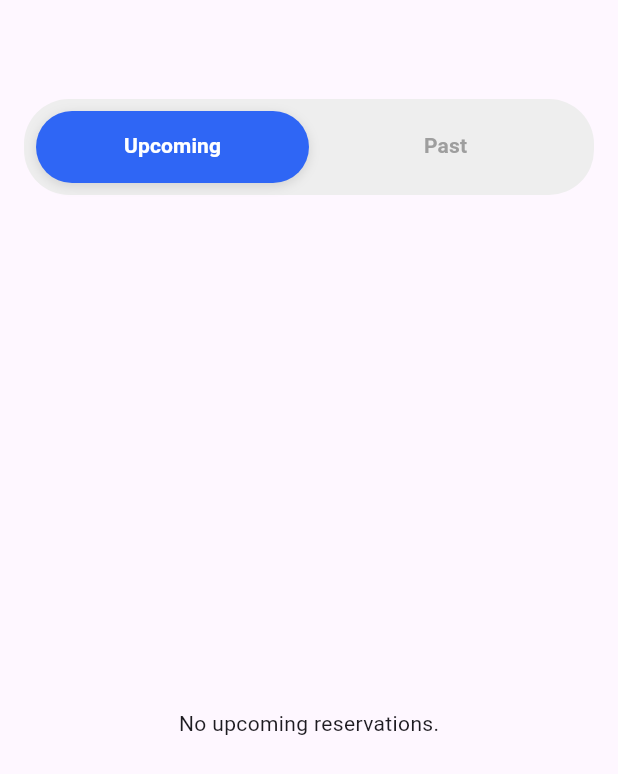
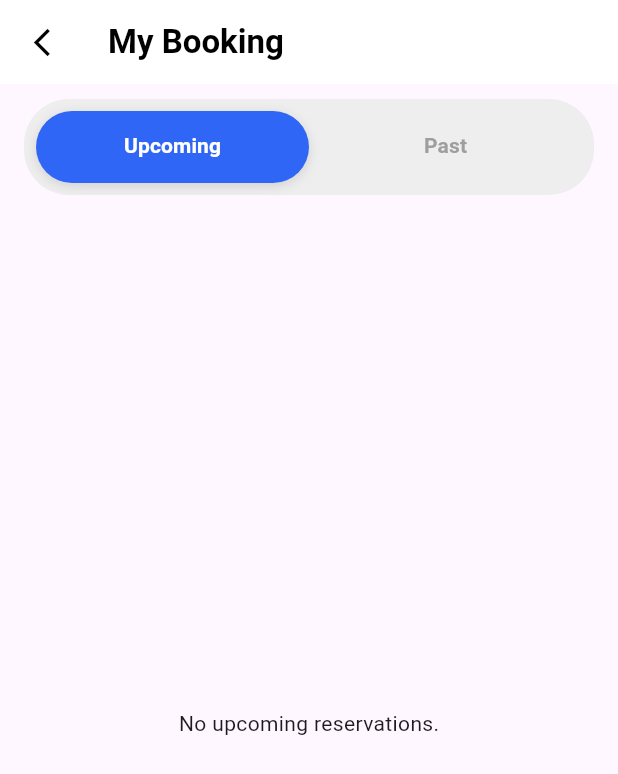
Before and after one commit to Hasheem1/smart_park_jo, a Flutter app: the MyBookingsScreen screen opened directly, on a phone screen of 412 x 824 dp. Shown: the top 774 px of the screen. Run offline on Flutter 3.47's test engine with Material 3 defaults, Android fonts, the light colour scheme and no system bars; our stand-ins replace cloud_firestore, firebase_auth, firebase_core, firebase_storage, flutter_markdown, geocoding and 4 more; accounts and stored records are empty; network calls fail.

Commit message:
يارب اخر مره

```diff
--- a/lib/l10n/app_localizations.dart
+++ b/lib/l10n/app_localizations.dart
@@ -287,7 +287,7 @@ abstract class AppLocalizations {
   /// No description provided for @failedToUpdateTryAgain.
   ///
   /// In en, this message translates to:
-  /// **'Failed to update, try again.'**
+  /// **'Failed to update. Try again.'**
   String get failedToUpdateTryAgain;
 
   /// No description provided for @chooseAvailableSpot.
@@ -329,7 +329,7 @@ abstract class AppLocalizations {
   /// No description provided for @noUserLoggedInError.
   ///
   /// In en, this message translates to:
-  /// **'No user logged in!'**
+  /// **'No user logged in'**
   String get noUserLoggedInError;
 
   /// No description provided for @confirmLogOut.
@@ -575,7 +575,7 @@ abstract class AppLocalizations {
   /// No description provided for @updatedSuccessfully.
   ///
   /// In en, this message translates to:
-  /// **'Updated successfully!'**
+  /// **'Updated successfully'**
   String get updatedSuccessfully;
 
   /// No description provided for @parkingUpdatedSuccessfully.
@@ -689,7 +689,7 @@ abstract class AppLocalizations {
   /// No description provided for @noUserSet.
   ///
   /// In en, this message translates to:
-  /// **'No user logged in'**
+  /// **'No user details found'**
   String get noUserSet;
 
   /// No description provided for @searchLocationName.
@@ -761,13 +761,13 @@ abstract class AppLocalizations {
   /// No description provided for @cardRemovedSuccessfully.
   ///
   /// In en, this message translates to:
-  /// **'Card removed successfully. You can add a new one now.'**
+  /// **'Card removed successfully'**
   String get cardRemovedSuccessfully;
 
   /// No description provided for @alreadyHaveCard.
   ///
   /// In en, this message translates to:
-  /// **'You already have a card! Remove it first to add a new one.'**
+  /// **'You already have a card linked'**
   String get alreadyHaveCard;
 
   /// No description provided for @updatePrivacySettings.
@@ -1099,6 +1099,114 @@ abstract class AppLocalizations {
   /// In en, this message translates to:
   /// **'Name must contain letters only'**
   String get nameInvalid;
+
+  /// No description provided for @cardHolderName.
+  ///
+  /// In en, this message translates to:
+  /// **'Cardholder Name'**
+  String get cardHolderName;
+
+  /// No description provided for @cardNumber.
+  ///
+  /// In en, this message translates to:
+  /// **'Card Number'**
+  String get cardNumber;
+
+  /// No description provided for @expiryDate.
+  ///
+  /// In en, this message translates to:
+  /// **'Expiry (MM/YY)'**
+  String get expiryDate;
+
+  /// No description provided for @cvv.
+  ///
+  /// In en, this message translates to:
+  /// **'CVV'**
+  String get cvv;
+
+  /// No description provided for @pleaseEnter.
+  ///
+  /// In en, this message translates to:
+  /// **'Please enter'**
+  String get pleaseEnter;
+
+  /// No description provided for @balanceLabel.
+  ///
+  /// In en, this message translates to:
+  /// **'Balance'**
+  String get balanceLabel;
+
+  /// No description provided for @paymentAddedSuccess.
+  ///
+  /// In en, this message translates to:
+  /// **'{type} added successfully'**
+  String paymentAddedSuccess(String type);
+
+  /// No description provided for @updateField.
+  ///
+  /// In en, this message translates to:
+  /// **'Update {field}'**
+  String updateField(Object field);
+
+  /// No description provided for @enterNewField.
+  ///
+  /// In en, this message translates to:
+  /// **'Enter new {field}'**
+  String enterNewField(Object field);
+
+  /// No description provided for @phoneValidationError.
+  ///
+  /// In en, this message translates to:
+  /// **'Phone number must be exactly 10 digits'**
+  String get phoneValidationError;
+
+  /// No description provided for @passwordValidationError.
+  ///
+  /// In en, this message translates to:
+  /// **'Password must be at least 6 characters'**
+  String get passwordValidationError;
+
+  /// No description provided for @pending.
+  ///
+  /// In en, this message translates to:
+  /// **'Pending'**
+  String get pending;
+
+  /// No description provided for @active.
+  ///
+  /// In en, this message translates to:
+  /// **'Active'**
+  String get active;
+
+  /// No description provided for @completed.
+  ///
+  /// In en, this message translates to:
+  /// **'Completed'**
+  String get completed;
+
+  /// No description provided for @createdAt.
+  ///
+  /// In en, this message translates to:
+  /// **'Created at'**
+  String get createdAt;
+
+  /// No description provided for @startedAt.
+  ///
+  /// In en, this message translates to:
+  /// **'Started at'**
+  String get startedAt;
+
+  /// No description provided for @endedAt.
+  ///
+  /// In en, this message translates to:
+  /// **'Ended at'**
+  String get endedAt;
+
+  /// No description provided for @spot.
+  ///
+  /// In en, this message translates to:
+  /// **'Spot'**
+  String get spot;
 }
 
 class _AppLocalizationsDelegate
--- a/lib/users_path/bookings/bookingsScreen.dart
+++ b/lib/users_path/bookings/bookingsScreen.dart
@@ -110,19 +110,20 @@ class _MyBookingsScreenState extends State<MyBookingsScreen>
 
 
   Widget buildReservationCard(Map<String, dynamic> r) {
+    final l10n = AppLocalizations.of(context)!;
     // Decide which timestamp to show based on status
     Timestamp? selectedTime;
     String timeLabel = "";
 
     if (r["status"] == "pending") {
       selectedTime = r["createdAt"];
-      timeLabel = "Created at:";
+      timeLabel = l10n.createdAt;
     } else if (r["status"] == "active") {
       selectedTime = r["startTime"];
-      timeLabel = "Started at:";
+      timeLabel = l10n.startedAt;
     } else if (r["status"] == "completed") {
       selectedTime = r["endTime"];
-      timeLabel = "Ended at:";
+      timeLabel = l10n.endedAt;
     }
 
     String formattedTime = "";
@@ -203,7 +204,13 @@ class _MyBookingsScreenState extends State<MyBookingsScreen>
                   borderRadius: BorderRadius.circular(20),
                 ),
                 child: Text(
-                  r["status"] ?? "Confirmed",
+                  r["status"] == "pending"
+                      ? l10n.pending
+                      : r["status"] == "active"
+                      ? l10n.active
+                      : r["status"] == "completed"
+                      ? l10n.completed
+                      : "",
                   style: TextStyle(
                     fontWeight: FontWeight.bold,
                     color: (() {
@@ -252,7 +259,7 @@ class _MyBookingsScreenState extends State<MyBookingsScreen>
 
           // Spot number
           Text(
-            "Spot: ${r["spotId"] ?? "-"}",
+            "${l10n.spot}: ${r["spotId"] ?? "-"}",
             style: const TextStyle(
               color: Colors.green,
               fontWeight: FontWeight.bold,
@@ -636,51 +643,29 @@ else {
     return Scaffold(
       appBar: AppBar(
         elevation: 0,
-        automaticallyImplyLeading: false, // remove default back button
-        title: Row(
-          children: [
-            GestureDetector(
-              onTap: () {
+        backgroundColor: Colors.white,
+        automaticallyImplyLeading: false,
+
+        leading: IconButton(
+          icon: const Icon(
+            Icons.arrow_back_ios_new,
+            color: Colors.black,
+            size: 22,
+          ),
+          onPressed: () {
             Navigator.pop(context);
           },
-              child:ShaderMask(
-                shaderCallback: (bounds) => const LinearGradient(
-                  colors: [
-                    Color(0XFF2F66F5),
-                    Color(0XFF2F66F5),
-                  ],
-                  begin: AlignmentDirectional.topStart,
-                  end: AlignmentDirectional.bottomEnd,
-                ).createShader(bounds),
-                child:                const Icon(
-                   Icons.arrow_back,
-                   color: Colors.red,
-                   size: 28,
         ),
-              )
 
-            ),
-            const SizedBox(width: 10),
-            ShaderMask(
-              shaderCallback: (bounds) => const LinearGradient(
-                colors: [
-Colors.black,
-                Colors.black],
-                begin: AlignmentDirectional.topStart,
-                end: AlignmentDirectional.bottomEnd,
-              ).createShader(bounds),
-              child: Text(AppLocalizations.of(context)!.myBooking,
-                style: TextStyle(
+        title: Text(
+          AppLocalizations.of(context)!.myBooking,
+          style: const TextStyle(
             fontSize: 22,
             fontWeight: FontWeight.bold,
-                  color: Colors.white,
+            color: Colors.black,
           ),
         ),
-            )
-          ],
       ),
-      ),
-
 
 
       body: Column(
--- a/lib/users_path/reservation/reservation_main.dart
+++ b/lib/users_path/reservation/reservation_main.dart
@@ -686,7 +686,7 @@ class _ReservationScreenState extends State<ReservationScreen> {
       // Update the specific spot
       for (int i = 0; i < spots.length; i++) {
         if (spots[i]['id'] == spotId) {
-          spots[i]['status'] = 'Occupied';
+          spots[i]['status'] = l10n.occupied;
           break;
         }
       }
```
Also changed, not shown: lib/garage_owner_path/owner_profile/profile_screen/paymentMethod.dart (+20 -17 lines), lib/l10n/app_ar.arb (+41 -12 lines), lib/l10n/app_en.arb (+43 -1 lines), lib/l10n/app_localizations_ar.dart (+69 -10 lines), lib/l10n/app_localizations_en.dart (+67 -8 lines), lib/users_path/users profile/info/userDetails.dart (+52 -63 lines), lib/users_path/users_login_reg/usersLogIn.dart (+6 -5 lines). Lines whose indentation alone changed are shown as unchanged.
